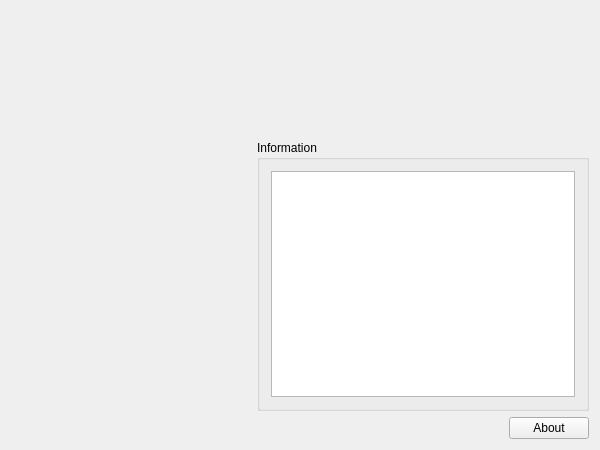
Old version of the form applications/mne_x/plugins/covariance/FormFiles/covariancesetup.ui in the repository mne-tools/mne-cpp.
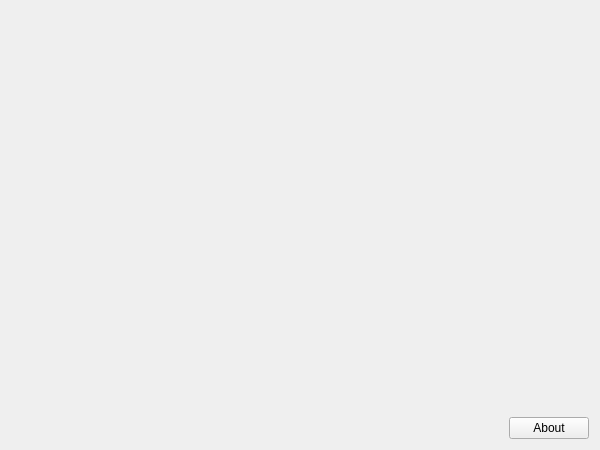
New version of the form. Icons and pictures are not drawn.

The edit to the form file:
```diff
--- a/applications/mne_x/plugins/covariance/FormFiles/covariancesetup.ui
+++ b/applications/mne_x/plugins/covariance/FormFiles/covariancesetup.ui
@@ -14,56 +14,8 @@
    <string>CovrianceSetupWidget</string>
   </property>
   <layout class="QVBoxLayout" name="verticalLayout">
-   <item>
-    <spacer name="m_qVerticalSpacer_Headline">
-     <property name="orientation">
-      <enum>Qt::Vertical</enum>
-     </property>
-     <property name="sizeType">
-      <enum>QSizePolicy::Fixed</enum>
-     </property>
-     <property name="sizeHint" stdset="0">
-      <size>
-       <width>20</width>
-       <height>20</height>
-      </size>
-     </property>
-    </spacer>
-   </item>
    <item>
     <layout class="QGridLayout" name="m_qGridLayout_main">
-     <item row="3" column="1">
-      <spacer name="m_qHorizontalSpacer_About">
-       <property name="orientation">
-        <enum>Qt::Horizontal</enum>
-       </property>
-       <property name="sizeHint" stdset="0">
-        <size>
-         <width>40</width>
-         <height>20</height>
-        </size>
-       </property>
-      </spacer>
-     </item>
-     <item row="3" column="2">
-      <widget class="QPushButton" name="m_qPushButton_About">
-       <property name="text">
-        <string>About</string>
-       </property>
-      </widget>
-     </item>
-     <item row="1" column="1" rowspan="2" colspan="2">
-      <widget class="QGroupBox" name="m_qGroupBox_Information">
-       <property name="title">
-        <string>Information</string>
-       </property>
-       <layout class="QGridLayout" name="m_qGridLayout_Information">
-        <item row="0" column="1">
-         <widget class="QTextBrowser" name="m_qTextBrowser_Information"/>
-        </item>
-       </layout>
-      </widget>
-     </item>
      <item row="0" column="1" colspan="2">
       <widget class="QLabel" name="m_qLabelCovarianceImage">
        <property name="minimumSize">
@@ -89,8 +41,8 @@
        </property>
       </widget>
      </item>
-     <item row="0" column="0">
-      <spacer name="m_qHorizontalSpacer_Header">
+     <item row="2" column="1">
+      <spacer name="m_qHorizontalSpacer_About">
        <property name="orientation">
         <enum>Qt::Horizontal</enum>
        </property>
@@ -102,7 +54,14 @@
        </property>
       </spacer>
      </item>
-     <item row="1" column="0" rowspan="2">
+     <item row="2" column="2">
+      <widget class="QPushButton" name="m_qPushButton_About">
+       <property name="text">
+        <string>About</string>
+       </property>
+      </widget>
+     </item>
+     <item row="1" column="0">
       <spacer name="m_qVerticalSpacer_LeftRow">
        <property name="orientation">
         <enum>Qt::Vertical</enum>
```
